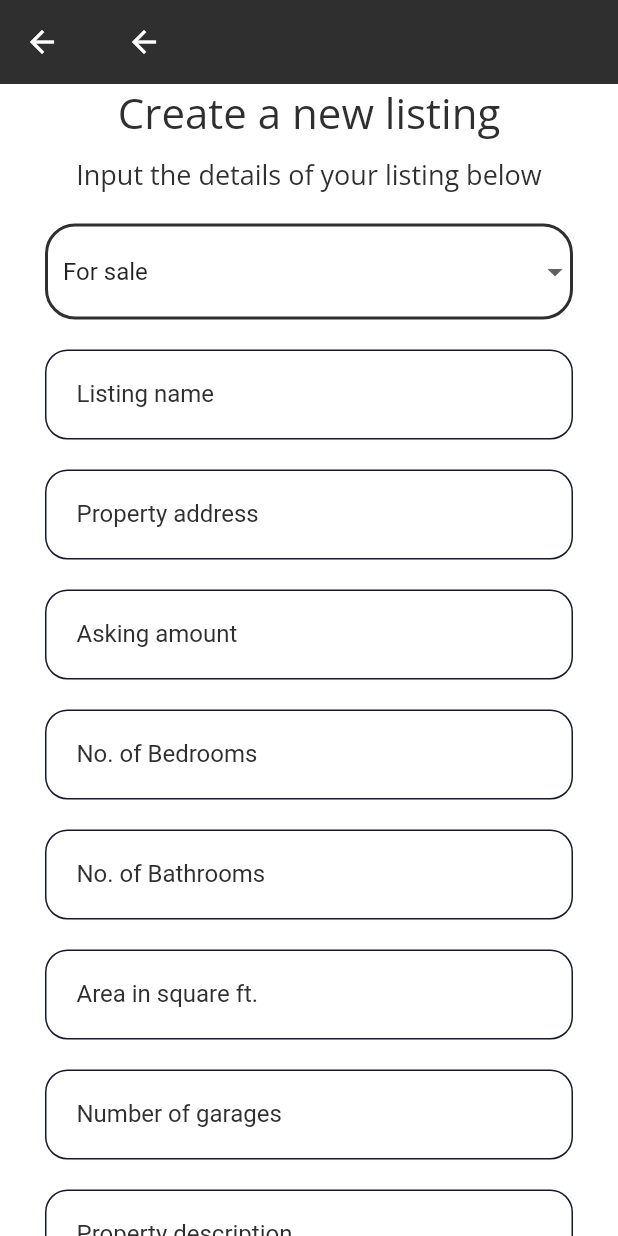
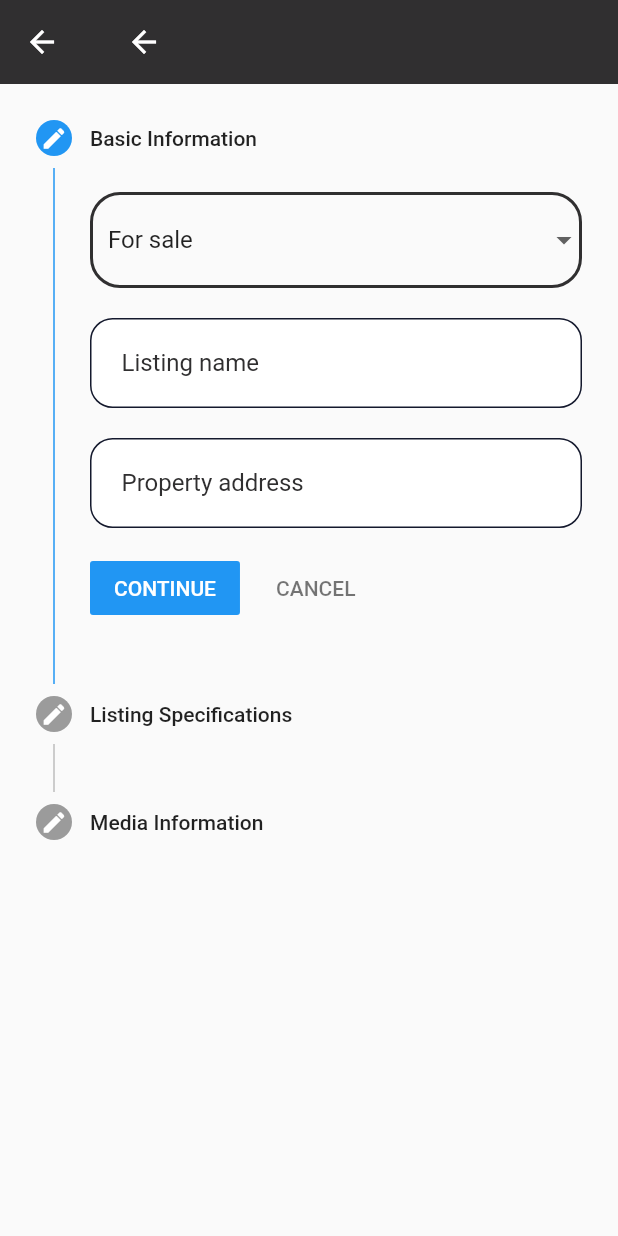
Before and after one commit to Baranga69/Kejani, a Flutter app: the HomePage screen opened directly, after a tap on the "add" icon, on a phone screen of 412 x 824 dp. Run offline on Flutter 3.47's test engine with Material 2 defaults, Android fonts, the phone set to English and light mode, and no system bars; our stand-ins replace bottom_navy_bar, cloud_firestore, file_picker, firebase_auth, firebase_core, firebase_storage and 7 more; accounts and stored records are empty.

Commit message:
Implementing a stepper widget

```diff
--- a/lib/pages/landing_page.dart
+++ b/lib/pages/landing_page.dart
@@ -1,6 +1,7 @@
 //import 'package:another_nav_bar/custom/BorderBox.dart';
 import 'package:another_nav_bar/models/listings.dart';
 import 'package:another_nav_bar/pages/details_page.dart';
+import 'package:another_nav_bar/pages/newListing_stepper.dart';
 import 'package:another_nav_bar/pages/new_listing.dart';
 import 'package:another_nav_bar/services/database.dart';
 import 'package:another_nav_bar/utilities/chip_controller.dart';
@@ -275,7 +276,7 @@ class _HomePageState extends State<HomePage> {
   void goToDetPage(context) => Navigator.of(context).pushReplacement(MaterialPageRoute(builder: (_) => DetailsPage()));
 }
 
-void goToList(context) => Navigator.of(context).pushReplacement(MaterialPageRoute(builder: (_) => NewHouse()));
+void goToList(context) => Navigator.of(context).pushReplacement(MaterialPageRoute(builder: (_) => NewListing()));
 
 class ChoiceOption extends StatelessWidget {
   const ChoiceOption({ Key? key, required this.text }) : super(key: key);
--- /dev/null
+++ b/lib/pages/newListing_stepper.dart
@@ -0,0 +1,376 @@
+import 'dart:io';
+import 'package:another_nav_bar/pages/home_screen.dart';
+import 'package:another_nav_bar/utilities/loading.dart';
+import 'package:cloud_firestore/cloud_firestore.dart';
+import 'package:file_picker/file_picker.dart';
+import 'package:firebase_auth/firebase_auth.dart';
+import 'package:firebase_storage/firebase_storage.dart';
+import 'package:flutter/material.dart';
+import 'package:another_nav_bar/utilities/constants.dart';
+import 'package:flutter/services.dart';
+import 'package:google_fonts/google_fonts.dart';
+import 'package:image_picker/image_picker.dart';
+import 'package:path/path.dart';
+
+class NewListing extends StatefulWidget {
+  const NewListing({ Key? key }) : super(key: key);
+
+  @override
+  _NewListingState createState() => _NewListingState();
+}
+
+class _NewListingState extends State<NewListing> {
+  int _currentStep = 0;
+
+  _stepState(int step){
+    if(_currentStep > step){
+      return StepState.complete;
+    } else {
+      return StepState.editing;
+    }
+  }
+    _steps() => [
+    Step(
+      title: Text('Basic Information'),
+      content: _InfoForm(),
+      state: _stepState(0),
+      isActive: _currentStep == 0,
+    ),
+    Step(
+      title: Text('Listing Specifications'),
+      content: _SpecForm(),
+      state: _stepState(1),
+      isActive: _currentStep == 1,
+    ),
+    Step(
+      title: Text('Media Information'),
+      content: _MediaForm(),
+      state: _stepState(2),
+      isActive: _currentStep == 2,
+    ),
+  ];
+
+
+void goToHome(context) => Navigator.of(context).pushReplacement(MaterialPageRoute(builder: (_) => HomeScreen()));
+  @override
+  Widget build(BuildContext context) {
+    return Scaffold(
+      appBar: AppBar(
+        title: BackButton(onPressed: () => goToHome(context)),
+        backgroundColor: COLOR_BLACK,
+        elevation: 0,
+      ),
+      body: Stepper(
+        onStepTapped: (step) => setState(() => _currentStep = step),
+        onStepContinue: () {
+          setState(() {
+            if (_currentStep < _steps().length - 1){
+              _currentStep += 1;
+            } else {
+              _currentStep = 0;
+            }
+          });
+        },
+        onStepCancel:() {
+          setState(() {
+            if (_currentStep > 0){
+              _currentStep -= 1;
+            } else {
+              _currentStep = 0;
+            }
+          });
+        },
+        currentStep: _currentStep,
+        steps: _steps()),
+    );
+  }
+
+
+}
+
+class _InfoForm extends StatefulWidget {
+  const _InfoForm({ Key? key }) : super(key: key);
+
+  @override
+  State<_InfoForm> createState() => _InfoFormState();
+}
+
+class _InfoFormState extends State<_InfoForm> {
+  String? name;
+  String? address;
+  String selectedValue = 'For sale';
+
+  List<DropdownMenuItem<String>> get dropdownItems{
+    List<DropdownMenuItem<String>> menuItems = [
+    DropdownMenuItem(child: Text('For rent'), value: 'For rent'),
+    DropdownMenuItem(child: Text('For sale'), value: 'For sale'),
+  ];
+  return menuItems;
+  }
+
+  @override
+  Widget build(BuildContext context) {
+    return Column(
+      children: [
+        DropdownButtonFormField(
+          decoration: InputDecoration(
+            enabledBorder: OutlineInputBorder(
+              borderSide: BorderSide(color: COLOR_BLACK, width: 2),
+              borderRadius: BorderRadius.circular(20),
+            ),
+            border: InputBorder.none,
+          ),
+          dropdownColor: Colors.white,
+          value: selectedValue,
+          onChanged: (String? newValue) {
+            setState(() {
+              selectedValue = newValue!;
+            });
+          },
+          items: dropdownItems),
+        SizedBox(height: 20),
+          Container(
+          padding: EdgeInsets.symmetric(horizontal: 10, vertical: 5),
+          decoration: BoxDecoration(
+          color: COLOR_WHITE,
+          border: Border.all(color: COLOR_DARK_BLUE),
+          borderRadius: BorderRadius.all(Radius.circular(15))),
+          child: TextFormField(
+          validator: (val) => val!.isEmpty? 'Enter an property name':null,
+          style: TextStyle(color: COLOR_BLACK),
+          decoration: InputDecoration(
+          contentPadding: EdgeInsets.symmetric(horizontal: 10),
+          labelText: "Listing name",
+          labelStyle: TextStyle(color: COLOR_BLACK),
+          border: InputBorder.none),
+          onChanged: (val){
+            setState(() => name = val);
+          },
+          ),
+        ),
+        SizedBox(height: 20),
+          Container(
+          padding: EdgeInsets.symmetric(horizontal: 10, vertical: 5),
+          decoration: BoxDecoration(
+          color: COLOR_WHITE,
+          border: Border.all(color: COLOR_DARK_BLUE),
+          borderRadius: BorderRadius.all(Radius.circular(15))),
+          child: TextFormField(
+          validator: (val) => val!.isEmpty? 'Enter an property address':null,
+          style: TextStyle(color: COLOR_BLACK),
+          decoration: InputDecoration(
+          contentPadding: EdgeInsets.symmetric(horizontal: 10),
+          labelText: "Property address",
+          labelStyle: TextStyle(color: COLOR_BLACK),
+          border: InputBorder.none),
+          onChanged: (val){
+            setState(() => address = val);
+          },
+          ),
+        ),
+      ],
+    );
+  }
+}
+
+class _SpecForm extends StatefulWidget {
+  const _SpecForm({ Key? key }) : super(key: key);
+
+  @override
+  State<_SpecForm> createState() => _SpecFormState();
+}
+
+class _SpecFormState extends State<_SpecForm> {
+  String? bedrooms;
+  String? bathrooms;
+  String? area;
+  String? amount;
+  String? garage;
+  @override
+  Widget build(BuildContext context) {
+    return Column(
+      children: [
+        Container(
+          padding: EdgeInsets.symmetric(horizontal: 10, vertical: 5),
+          decoration: BoxDecoration(
+          color: COLOR_WHITE,
+          border: Border.all(color: COLOR_DARK_BLUE),
+          borderRadius: BorderRadius.all(Radius.circular(15))),
+          child: TextFormField(
+          keyboardType: TextInputType.number,
+          validator: (val) => val!.isEmpty? 'Enter an amount':null,
+          style: TextStyle(color: COLOR_BLACK),
+          decoration: InputDecoration(
+          contentPadding: EdgeInsets.symmetric(horizontal: 10),
+          labelText: "Asking amount",
+          labelStyle: TextStyle(color: COLOR_BLACK),
+          border: InputBorder.none),
+          onChanged: (val){
+            setState(() => amount = val);
+          },
+          inputFormatters: [FilteringTextInputFormatter.digitsOnly],
+          ),
+        ),
+        SizedBox(height: 20),
+        Container(
+        padding: EdgeInsets.symmetric(horizontal: 10, vertical: 5),
+        decoration: BoxDecoration(
+        color: COLOR_WHITE,
+        border: Border.all(color: COLOR_DARK_BLUE),
+        borderRadius: BorderRadius.all(Radius.circular(15))),
+        child: TextFormField(
+        keyboardType: TextInputType.number,
+        validator: (val) => val!.isEmpty? 'Enter the number of bedrooms':null,
+        style: TextStyle(color: COLOR_BLACK),
+        decoration: InputDecoration(
+        contentPadding: EdgeInsets.symmetric(horizontal: 10),
+        labelText: "No. of Bedrooms",
+        labelStyle: TextStyle(color: COLOR_BLACK),
+        border: InputBorder.none),
+        onChanged: (val){
+          setState(() => bedrooms = val);
+        },
+        inputFormatters: [FilteringTextInputFormatter.digitsOnly],
+          ),
+        ),
+        SizedBox(height: 20),
+        Container(
+        padding: EdgeInsets.symmetric(horizontal: 10, vertical: 5),
+        decoration: BoxDecoration(
+        color: COLOR_WHITE,
+        border: Border.all(color: COLOR_DARK_BLUE),
+        borderRadius: BorderRadius.all(Radius.circular(15))),
+        child: TextFormField(
+        keyboardType: TextInputType.number,
+        validator: (val) => val!.isEmpty? 'Enter the number of bathrooms':null,
+        style: TextStyle(color: COLOR_BLACK),
+        decoration: InputDecoration(
+        contentPadding: EdgeInsets.symmetric(horizontal: 10),
+        labelText: 'No. of Bathrooms',
+        labelStyle: TextStyle(color: COLOR_BLACK),
+        border: InputBorder.none),
+        onChanged: (val){
+          setState(() => bathrooms = val);
+        },
+        inputFormatters: [FilteringTextInputFormatter.digitsOnly],
+            ),
+          ),
+        SizedBox(height: 20),
+        Container(
+        padding: EdgeInsets.symmetric(horizontal: 10, vertical: 5),
+        decoration: BoxDecoration(
+        color: COLOR_WHITE,
+        border: Border.all(color: COLOR_DARK_BLUE),
+        borderRadius: BorderRadius.all(Radius.circular(15))),
+        child: TextFormField(
+        keyboardType: TextInputType.number,
+        validator: (val) => val!.isEmpty? 'Enter the area':null,
+        style: TextStyle(color: COLOR_BLACK),
+        decoration: InputDecoration(
+        contentPadding: EdgeInsets.symmetric(horizontal: 10),
+        labelText: "Area in square ft.",
+        labelStyle: TextStyle(color: COLOR_BLACK),
+        border: InputBorder.none),
+        onChanged: (val){
+          setState(() => area = val);
+        },
+        inputFormatters: [FilteringTextInputFormatter.digitsOnly],
+            ),
+          ),
+        SizedBox(height: 20),
+          Container(
+          padding: EdgeInsets.symmetric(horizontal: 10, vertical: 5),
+          decoration: BoxDecoration(
+          color: COLOR_WHITE,
+          border: Border.all(color: COLOR_DARK_BLUE),
+          borderRadius: BorderRadius.all(Radius.circular(15))),
+          child: TextFormField(
+          keyboardType: TextInputType.number,
+          validator: (val) => val!.isEmpty? 'Enter the number of garages':null,
+          style: TextStyle(color: COLOR_BLACK),
+          decoration: InputDecoration(
+          contentPadding: EdgeInsets.symmetric(horizontal: 10),
+          labelText: "Number of garages",
+          labelStyle: TextStyle(color: COLOR_BLACK),
+          border: InputBorder.none),
+          onChanged: (val){
+            setState(() => garage = val);
+          },
+          inputFormatters: [FilteringTextInputFormatter.digitsOnly],
+            ),
+          ),
+      ],
+    );
+  }
+}
+
+class _MediaForm extends StatefulWidget {
+  const _MediaForm({ Key? key }) : super(key: key);
+
+  @override
+  State<_MediaForm> createState() => _MediaFormState();
+}
+
+class _MediaFormState extends State<_MediaForm> {
+
+  File? _pickedImage;
+  UploadTask? task;
+  File? file;
+  String? url;
+  String? description;
+  @override
+  Widget build(BuildContext context) {
+    final fileName = _pickedImage!= null? basename(_pickedImage!.path): 'No File Selected';
+    return Column(
+      children: [
+      _pickedImage !=null? Image.file(_pickedImage!, width: 160, height: 160,) :
+      GestureDetector(
+        child: Opacity(
+          opacity: 0.5,
+          child: Container(
+            height: 160,
+            width: 350,
+            decoration: BoxDecoration(
+            borderRadius: BorderRadius.circular(10),
+            color: Colors.grey),
+            child: Icon(
+              Icons.add_a_photo_rounded, size: 100,),
+              ),
+        ),onTap: () {} ),
+      SizedBox(height: 20),
+      Text(fileName, style: TextStyle(fontSize: 16, fontWeight:FontWeight.bold)),
+      SizedBox(height: 20),
+      MaterialButton(
+        elevation: 2,
+        minWidth: double.infinity,
+        height: 50,
+        onPressed: () {},
+        color: Colors.green,
+        child: Text('Upload',
+            style: TextStyle(color: Colors.white, fontSize: 16)),
+        textColor: Colors.white,
+      ),
+      SizedBox(height: 20),
+      Container(
+        padding: EdgeInsets.symmetric(horizontal: 10, vertical: 5),
+        decoration: BoxDecoration(
+        color: COLOR_WHITE,
+        border: Border.all(color: COLOR_DARK_BLUE),
+        borderRadius: BorderRadius.all(Radius.circular(15))),
+        child: TextFormField(
+        validator: (val) => val!.isEmpty? 'Enter a property description':null,
+        style: TextStyle(color: COLOR_BLACK),
+        decoration: InputDecoration(
+        contentPadding: EdgeInsets.symmetric(horizontal: 10),
+        labelText: "Property description",
+        labelStyle: TextStyle(color: COLOR_BLACK),
+        border: InputBorder.none),
+        onChanged: (val){
+          setState(() => description = val);
+        },
+        ),
+      ),
+     ],
+    );
+  }
+}
```
